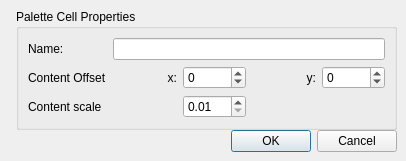
musescore/musescore-old, file mscore/mscore/cellproperties.ui: the form before one commit.
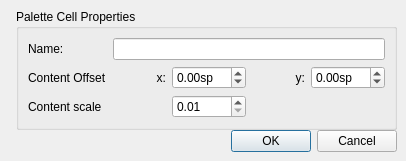
The form after the commit. Icons and pictures are not drawn.

What changed in the file:
```diff
--- a/mscore/mscore/cellproperties.ui
+++ b/mscore/mscore/cellproperties.ui
@@ -7,7 +7,7 @@
     <x>0</x>
     <y>0</y>
     <width>406</width>
-    <height>152</height>
+    <height>161</height>
    </rect>
   </property>
   <property name="windowTitle">
@@ -60,16 +60,6 @@
           </property>
          </widget>
         </item>
-        <item row="1" column="4">
-         <widget class="QSpinBox" name="yoffset">
-          <property name="minimum">
-           <number>-1000</number>
-          </property>
-          <property name="maximum">
-           <number>1000</number>
-          </property>
-         </widget>
-        </item>
         <item row="1" column="1">
          <widget class="QLabel" name="label_2">
           <property name="text">
@@ -87,16 +77,6 @@
           </property>
          </widget>
         </item>
-        <item row="1" column="2">
-         <widget class="QSpinBox" name="xoffset">
-          <property name="minimum">
-           <number>-1000</number>
-          </property>
-          <property name="maximum">
-           <number>1000</number>
-          </property>
-         </widget>
-        </item>
         <item row="3" column="0">
          <spacer name="verticalSpacer">
           <property name="orientation">
@@ -140,6 +120,26 @@
         <item row="0" column="1" colspan="4">
          <widget class="QLineEdit" name="name"/>
         </item>
+        <item row="1" column="2">
+         <widget class="QDoubleSpinBox" name="xoffset">
+          <property name="suffix">
+           <string>sp</string>
+          </property>
+          <property name="minimum">
+           <double>-99.000000000000000</double>
+          </property>
+         </widget>
+        </item>
+        <item row="1" column="4">
+         <widget class="QDoubleSpinBox" name="yoffset">
+          <property name="suffix">
+           <string>sp</string>
+          </property>
+          <property name="minimum">
+           <double>-99.000000000000000</double>
+          </property>
+         </widget>
+        </item>
        </layout>
       </widget>
      </item>
```
